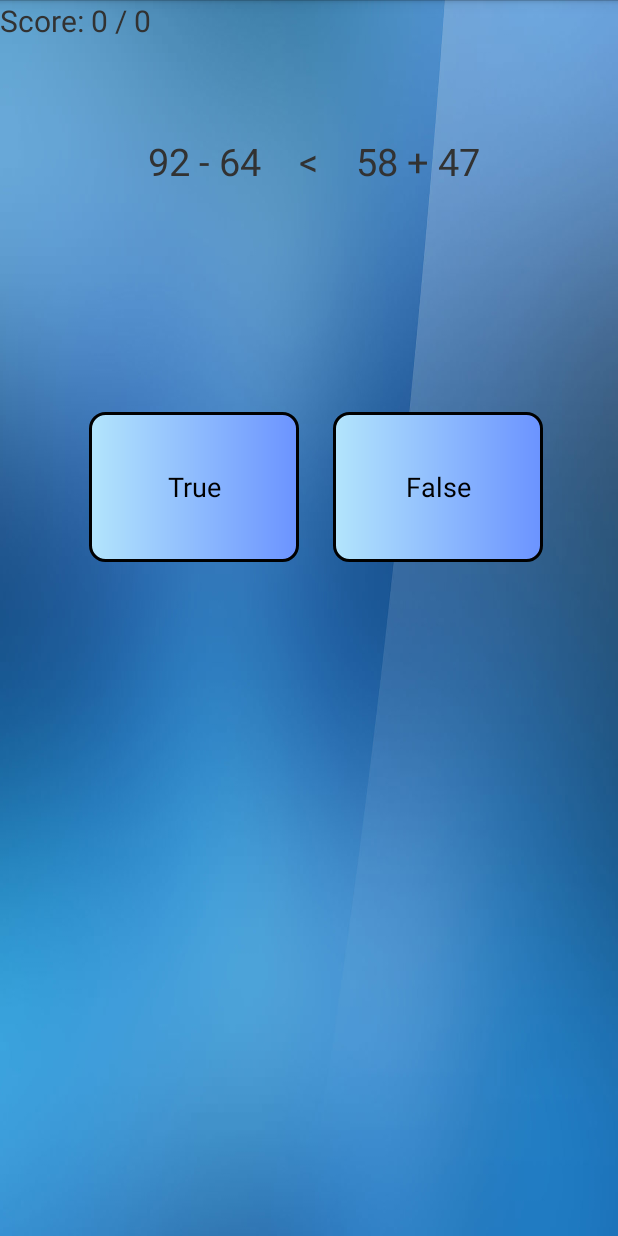
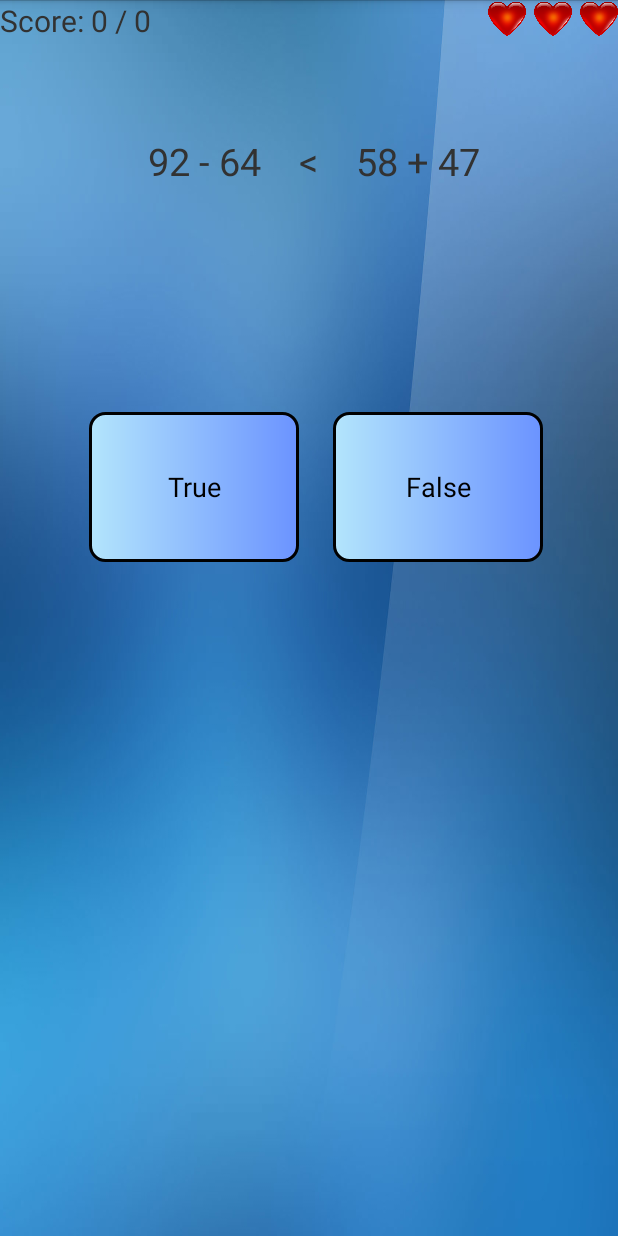
Before and after one commit to KatanMichael/MathPower, an Android app: the TrueFalseSign screen opened directly, with no data from a screen before it, on a phone screen of 412 x 824 dp. Run offline under Robolectric (Android 15) with nearby library versions, the phone set to English and light mode, and no system bars; 3 statements that could not run were skipped.

Commit message:
Hearth updated across all screens
Signed-off-by: katanmichael <michaelkatan@gmail.com>

```diff
--- a/app/src/main/java/com/michaelkatan/PowerMath/TrueFalseSign.java
+++ b/app/src/main/java/com/michaelkatan/PowerMath/TrueFalseSign.java
@@ -8,6 +8,7 @@ import android.view.View;
 import android.view.Window;
 import android.view.WindowManager;
 import android.widget.Button;
+import android.widget.ImageView;
 import android.widget.TextView;
 import android.widget.Toast;
 
@@ -32,6 +33,9 @@ public class TrueFalseSign extends Activity {
     TextView sign_mid_TV;
 
 
+    ImageView[] hearts;
+    int counterHearts = 0;
+
     Button sign_true_btn;
     Button sign_false_btn;
 
@@ -40,11 +44,6 @@ public class TrueFalseSign extends Activity {
         super.onCreate(savedInstanceState);
         setContentView(R.layout.true_or_false_sign);
 
-        int temp;
-        temp = getIntent().getExtras().getInt("score");
-        totalScore = temp;
-        temp = getIntent().getExtras().getInt("total");
-        totalQuastions = temp;
 
 
         sign_score_TV = findViewById(R.id.sign_score_TV);
@@ -55,11 +54,21 @@ public class TrueFalseSign extends Activity {
         sign_true_btn = findViewById(R.id.sign_true);
         sign_false_btn = findViewById(R.id.sign_false);
 
+
+        hearts = new ImageView[3];
+        hearts[0] = findViewById(R.id.trueFalse_heart1);
+        hearts[1] = findViewById(R.id.trueFalse_heart2);
+        hearts[2] = findViewById(R.id.trueFalse_heart3);
+
+
+        updateVariables();
+        updateHearts();
+
         sign_score_TV.setText("Score: " + totalScore + " / " + totalQuastions);
-
         setUpQuestion();
         setUpQuestion();
         setUpMidSign();
+
 
         bar = getActionBar();
         bar.hide();
@@ -132,6 +141,30 @@ public class TrueFalseSign extends Activity {
 
     }
 
+    private void updateHearts() {
+        if (counterHearts == 2) {
+            hearts[2].setVisibility(View.GONE);
+        }
+
+        if (counterHearts == 1) {
+            hearts[2].setVisibility(View.GONE);
+            hearts[1].setVisibility(View.GONE);
+        }
+    }
+
+
+    private void updateVariables() {
+
+        int temp;
+        temp = getIntent().getExtras().getInt("score");
+        totalScore = temp;
+        temp = getIntent().getExtras().getInt("total");
+        totalQuastions = temp;
+        temp = getIntent().getExtras().getInt("lives");
+        counterHearts = temp;
+
+    }
+
     private void setUpMidSign() {
         int temp = (int) ((Math.random() * 10) % 2);
 
--- a/app/src/main/res/layout/true_or_false_sign.xml
+++ b/app/src/main/res/layout/true_or_false_sign.xml
@@ -64,5 +64,33 @@
         android:background="@drawable/button_frame"
         android:text="False" />
 
+    <ImageView
+        android:id="@+id/trueFalse_heart1"
+        android:layout_width="25dp"
+        android:layout_height="25dp"
+        android:layout_alignParentRight="true"
+        android:layout_marginStart="5dp"
+        android:src="@drawable/hearticon"
+
+        />
+
+    <ImageView
+        android:id="@+id/trueFalse_heart2"
+        android:layout_width="25dp"
+        android:layout_height="25dp"
+        android:layout_marginStart="5dp"
+        android:layout_toLeftOf="@id/trueFalse_heart1"
+        android:src="@drawable/hearticon"
+
+        />
+
+    <ImageView
+        android:id="@+id/trueFalse_heart3"
+        android:layout_width="25dp"
+        android:layout_height="25dp"
+        android:layout_alignParentTop="true"
+        android:layout_toStartOf="@+id/trueFalse_heart2"
+        android:src="@drawable/hearticon" />
+
 
 </RelativeLayout>
```
Also changed, not shown: app/src/main/java/com/michaelkatan/PowerMath/AmericanQuiz.java (+31 -12 lines), app/src/main/res/layout/american_quiz.xml (+7 -9 lines).
